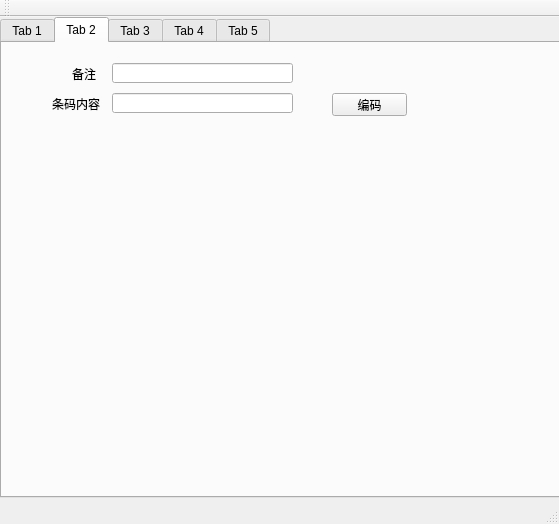
Qt form mainwindow.ui (ainiaa/QTBarcode) before a commit.
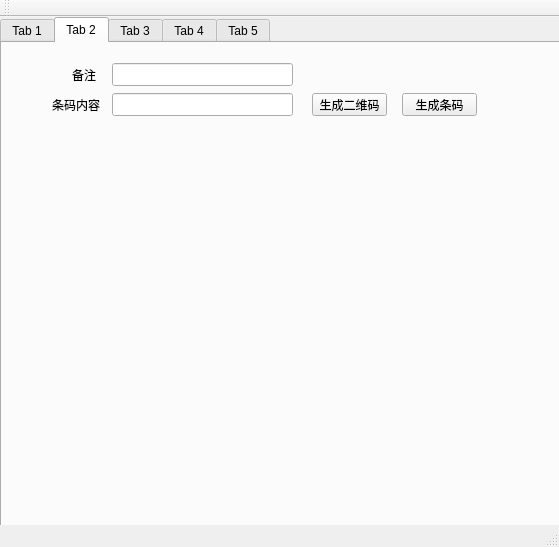
The same form after that commit. The open tabs and pages were chosen to show the change.

Commit message: 1、删除QZXing库 2、基于zint库 生成二维码和一维码

```diff
--- a/mainwindow.ui
+++ b/mainwindow.ui
@@ -7,7 +7,7 @@
     <x>0</x>
     <y>0</y>
     <width>559</width>
-    <height>524</height>
+    <height>547</height>
    </rect>
   </property>
   <property name="windowTitle">
@@ -20,7 +20,7 @@
       <x>0</x>
       <y>0</y>
       <width>561</width>
-      <height>481</height>
+      <height>511</height>
      </rect>
     </property>
     <property name="currentIndex">
@@ -126,7 +126,7 @@
         <x>50</x>
         <y>50</y>
         <width>54</width>
-        <height>21</height>
+        <height>23</height>
        </rect>
       </property>
       <property name="text">
@@ -139,7 +139,7 @@
         <x>110</x>
         <y>50</y>
         <width>181</width>
-        <height>20</height>
+        <height>23</height>
        </rect>
       </property>
      </widget>
@@ -148,8 +148,8 @@
        <rect>
         <x>50</x>
         <y>90</y>
-        <width>301</width>
-        <height>271</height>
+        <width>366</width>
+        <height>366</height>
        </rect>
       </property>
       <property name="text">
@@ -159,14 +159,14 @@
      <widget class="QPushButton" name="encoderButton1">
       <property name="geometry">
        <rect>
-        <x>330</x>
+        <x>310</x>
         <y>50</y>
         <width>75</width>
         <height>23</height>
        </rect>
       </property>
       <property name="text">
-       <string>编码</string>
+       <string>生成二维码</string>
       </property>
      </widget>
      <widget class="QLineEdit" name="remarkLineEdit1">
@@ -175,7 +175,7 @@
         <x>110</x>
         <y>20</y>
         <width>181</width>
-        <height>20</height>
+        <height>23</height>
        </rect>
       </property>
      </widget>
@@ -185,13 +185,26 @@
         <x>70</x>
         <y>20</y>
         <width>31</width>
-        <height>21</height>
+        <height>23</height>
        </rect>
       </property>
       <property name="text">
        <string>备注</string>
       </property>
      </widget>
+     <widget class="QPushButton" name="encodeBarcodeBtn1">
+      <property name="geometry">
+       <rect>
+        <x>400</x>
+        <y>50</y>
+        <width>75</width>
+        <height>23</height>
+       </rect>
+      </property>
+      <property name="text">
+       <string>生成条码</string>
+      </property>
+     </widget>
     </widget>
     <widget class="QWidget" name="tab_3">
      <attribute name="title">
```
Left out of the diff: 127 changed lines with no effect on the pictures. The commit also changes 251 other files.
